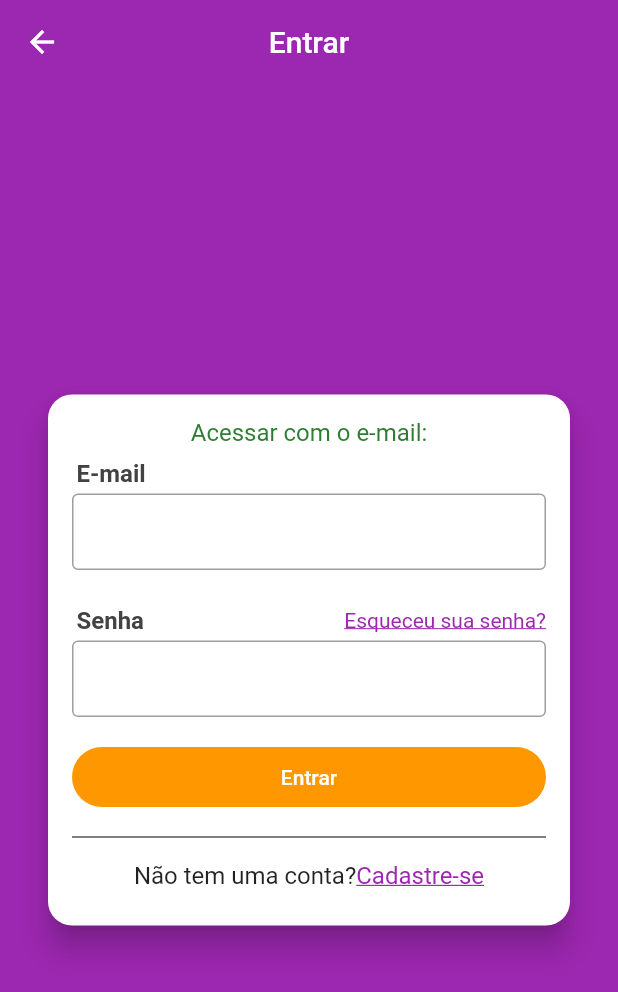
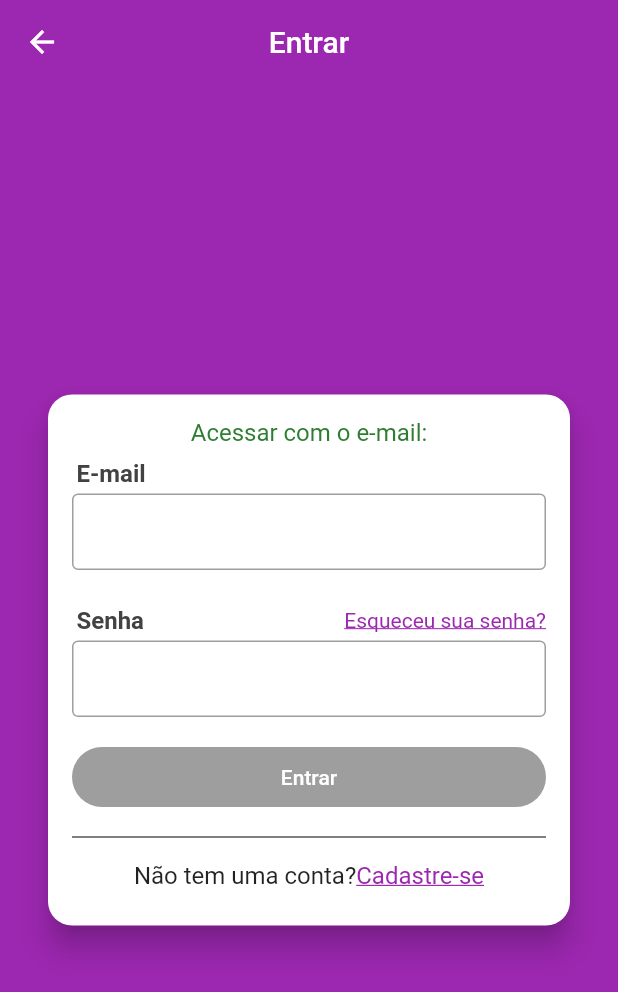
Before and after one commit to brenomacedo/flutter_ccheap, a Flutter app: the screen it shows after launch, in the side drawer, after a tap on "Acesse sua conta", on a phone screen of 412 x 824 dp. Shown: the top 992 px of the screen. Run offline on Flutter 3.47's test engine with Material 2 defaults, Android fonts, the phone set to English and light mode, and no system bars; our stand-ins replace brasil_fields, flutter_mobx, get_it, mobx, parse_server_sdk_flutter; generated files the repository leaves out were written again.

Commit message:
validating login screen

```diff
--- a/lib/screens/login/login_screen.dart
+++ b/lib/screens/login/login_screen.dart
@@ -1,8 +1,13 @@
 import 'package:flutter/material.dart';
 import 'package:flutter/services.dart';
+import 'package:flutter_mobx/flutter_mobx.dart';
 import 'package:xlo_mobx/screens/signup/signup_screen.dart';
+import 'package:xlo_mobx/stores/login_store.dart';
 
 class LoginScreen extends StatelessWidget {
+
+  final loginStore = LoginStore();
+
   @override
   Widget build(BuildContext context) {
     return Scaffold(
@@ -35,15 +40,20 @@ class LoginScreen extends StatelessWidget {
                       fontSize: 16
                     )),
                   ),
-                  TextField(
+                  Observer(builder: (_) {
+                    return TextField(
                       decoration: InputDecoration(
                         border: OutlineInputBorder(
 
                         ),
-                      isDense: true
+                        isDense: true,
+                        errorText: loginStore.emailError
                       ),
                       keyboardType: TextInputType.emailAddress,
-                  ),
+                      onChanged: loginStore.setEmail,
+                      enabled: !loginStore.loading
+                    );
+                  }),
                   SizedBox(height: 16),
                   Padding(
                     padding: EdgeInsets.only(left: 3, bottom: 4, top: 8),
@@ -66,21 +76,30 @@ class LoginScreen extends StatelessWidget {
                       ],
                     ),
                   ),
-                  TextField(
+                  Observer(builder: (_) {
+                    return TextField(
                       decoration: InputDecoration(
                         border: OutlineInputBorder(
 
                         ),
-                      isDense: true
+                        isDense: true,
+                        errorText: loginStore.pass1Error
                       ),
-                    obscureText: true
-                  ),
+                      obscureText: true,
+                      onChanged: loginStore.setPass1,
+                      enabled: !loginStore.loading
+                    );
+                  }),
                   Container(
                     margin: EdgeInsets.only(top: 20, bottom: 12),
                     height: 40,
-                    child: ElevatedButton(
+                    child: Observer(builder: (_) {
+                      return ElevatedButton(
                         style: ButtonStyle(
-                        backgroundColor: MaterialStateProperty.all(Colors.orange),
+                          backgroundColor: MaterialStateProperty.resolveWith((states) {
+                            if(states.contains(MaterialState.disabled)) return Colors.grey;
+                            return Colors.orange;
+                          }),
                           elevation: MaterialStateProperty.all(0),
                           shape: MaterialStateProperty.all(
                             RoundedRectangleBorder(
@@ -88,11 +107,17 @@ class LoginScreen extends StatelessWidget {
                             )
                           )
                         ),
-                      child: Text('Entrar', style: TextStyle(color: Colors.white)),
-                      onPressed: () {
-
-                      },
+                        child: loginStore.loading ? SizedBox(
+                          height: 30,
+                          width: 30,
+                          child: CircularProgressIndicator(
+                            valueColor: AlwaysStoppedAnimation<Color>(Colors.white),
                           ),
+                        )
+                          : Text('Entrar', style: TextStyle(color: Colors.white)),
+                        onPressed: loginStore.isFormValid && !loginStore.loading ? loginStore.loginPressed : null,
+                      );
+                    })
                   ),
                   Divider(color: Colors.black),
                   Padding(
```
Also changed, not shown: lib/stores/login_store.dart (added, +53 -0 lines), lib/stores/login_store.g.dart (added). Lines whose indentation alone changed are shown as unchanged.
